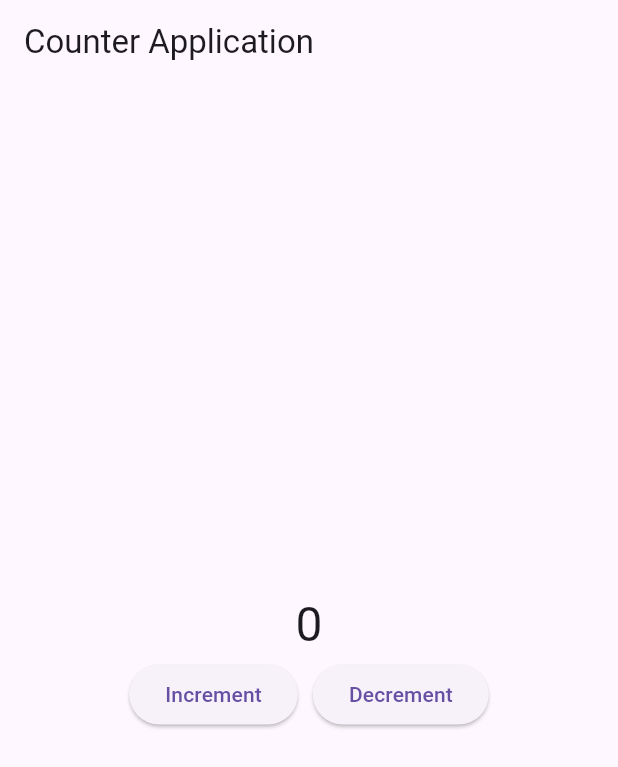
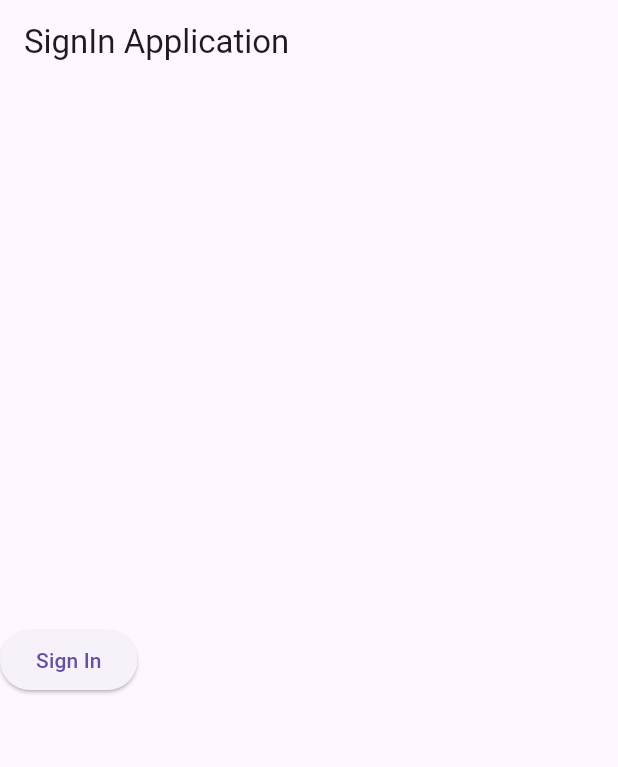
Before and after one commit to DeepeshKalura/vision-assistance-ai, a Flutter app: the screen it shows after launch, on a phone screen of 412 x 824 dp. Shown: the top 767 px of the screen. Run offline on Flutter 3.47's test engine with Material 3 defaults, Android fonts, the phone set to English and light mode, and no system bars; our stand-ins replace firebase_auth, firebase_core, google_sign_in; accounts and stored records are empty.

```diff
--- a/lib/main.dart
+++ b/lib/main.dart
@@ -1,6 +1,16 @@
 import 'package:flutter/material.dart';
+import 'package:firebase_core/firebase_core.dart';
+import 'package:firebase_auth/firebase_auth.dart';
 
-void main() {
+import 'firebase_options.dart';
+import './presentation/homescreen.dart';
+import './feature/authentication.dart';
+
+Future<void> main() async {
+  WidgetsFlutterBinding.ensureInitialized();
+  await Firebase.initializeApp(
+    options: DefaultFirebaseOptions.currentPlatform,
+  );
   runApp(const MyApp());
 }
 
@@ -10,57 +20,49 @@ class MyApp extends StatelessWidget {
   @override
   Widget build(BuildContext context) {
     return MaterialApp(
-      home: Homescreen(),
+      home: StreamBuilder(
+        stream: FirebaseAuth.instance.authStateChanges(),
+        builder: (context, snapshot) {
+
+          if(snapshot.hasError) {
+            return const Text("Something went wrong");
+          }
+          else if(snapshot.hasData) {
+            return const HomeScreen();
+          }
+          else{
+            return const SignInScreen();
+          }
+
+        }
+      ),
     );
   }
 }
 
-class Homescreen extends StatefulWidget {
-  const Homescreen({super.key});
 
-  @override
-  State<Homescreen> createState() => _HomescreenState();
-}
 
-class _HomescreenState extends State<Homescreen> {
-  int counter = 0;
+class SignInScreen extends StatelessWidget {
+  const SignInScreen({super.key});
 
   @override
   Widget build(BuildContext context) {
+    final authentication = Authentication();
     return Scaffold(
       appBar: AppBar(
         title: const Text(
-          "Counter Application",
+          "SignIn Application",
         ),
       ),
       body: Column(
+        mainAxisAlignment: MainAxisAlignment.center,
         crossAxisAlignment: CrossAxisAlignment.center,
-        mainAxisAlignment: MainAxisAlignment.center,
         children: [
-          Center(
-            child: Text(
-              counter.toString(),
-              style: const TextStyle(
-                fontSize: 32,
-              ),
-            ),
-          ),
-          Row(
-            mainAxisAlignment: MainAxisAlignment.center,
-            crossAxisAlignment: CrossAxisAlignment.center,
-            children: [
-              ElevatedButton(
-                onPressed: () {},
-                child: const Text("Increment"),
-              ),
-              const SizedBox(
-                width: 10,
-              ),
-              ElevatedButton(
-                onPressed: () {},
-                child: const Text("Decrement"),
-              ),
-            ],
+          ElevatedButton(
+            onPressed: () async {
+              await authentication.signInWithGoogle();
+            },
+            child: const Text("Sign In"),
           ),
         ],
       ),
```
Also changed, not shown: lib/feature/authentication.dart (added, +31 -0 lines), lib/presentation/homescreen.dart (added, +28 -0 lines), lib/firebase_options.dart (added).
